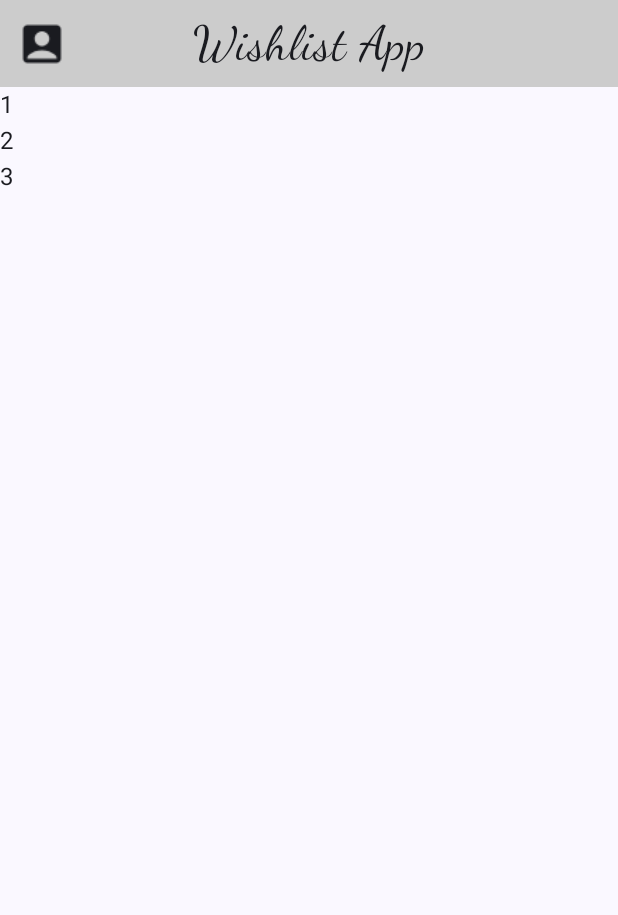
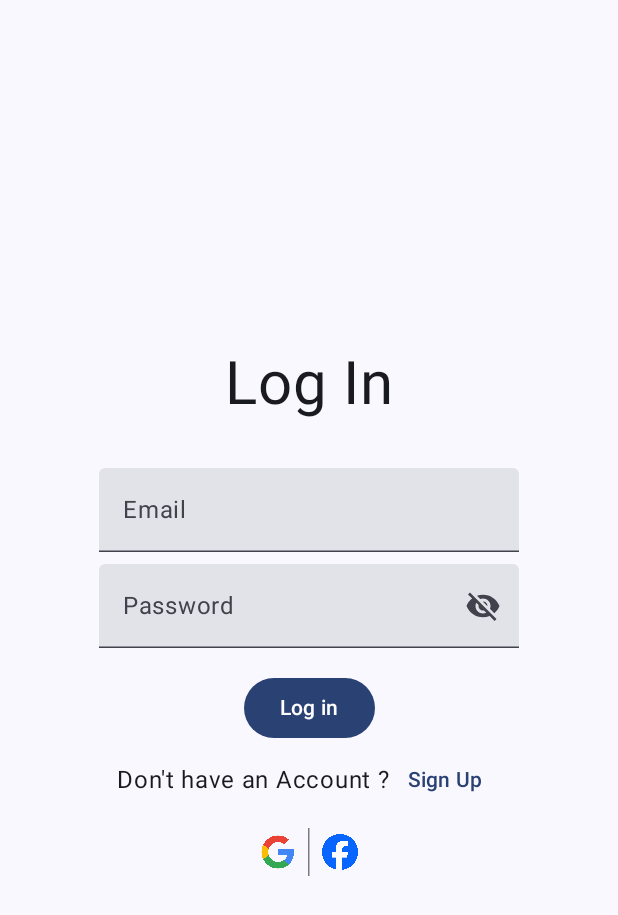
Before and after one commit to Jaidatt007/Wishlist_App, an Android app built with Jetpack Compose: the screen it shows after launch (MainActivity), on a phone screen of 412 x 824 dp. Shown: the top 915 px of the screen. Run offline under Robolectric (Android 15) with nearby library versions, the phone set to English and light mode, and no system bars; our stand-ins replace Firebase (no records; nobody signed in at launch, a user with empty details on screens opened directly), livedata-compose.

Commit message:
Firebase email pass authentication , login and signup added

```diff
--- a/app/src/main/java/com/example/wishlistapplication/MainActivity.kt
+++ b/app/src/main/java/com/example/wishlistapplication/MainActivity.kt
@@ -4,24 +4,25 @@ import android.os.Bundle
 import androidx.activity.ComponentActivity
 import androidx.activity.compose.setContent
 import androidx.activity.enableEdgeToEdge
+import androidx.activity.viewModels
 import androidx.compose.foundation.layout.fillMaxSize
 import androidx.compose.foundation.layout.padding
 import androidx.compose.material3.Scaffold
-import androidx.compose.material3.Text
-import androidx.compose.runtime.Composable
 import androidx.compose.ui.Modifier
-import androidx.compose.ui.tooling.preview.Preview
-import com.example.wishlistapplication.screens.Home_screen
+import com.example.wishlistapplication.navigation.AuthScreensNavigation
 import com.example.wishlistapplication.ui.theme.WishlistApplicationTheme
+import com.example.wishlistapplication.viewmodel.firebase_auth_viewmodel
 
 class MainActivity : ComponentActivity() {
     override fun onCreate(savedInstanceState: Bundle?) {
         super.onCreate(savedInstanceState)
         enableEdgeToEdge()
+        val authViewModel : firebase_auth_viewmodel by viewModels()
         setContent {
             WishlistApplicationTheme {
                 Scaffold(modifier = Modifier.fillMaxSize()) { innerPadding ->
-                    Home_screen(modifier = Modifier.padding(innerPadding))
+                    AuthScreensNavigation(modifier = Modifier.padding(innerPadding),
+                        authViewModel = authViewModel)
                 }
             }
         }
--- /dev/null
+++ b/app/src/main/java/com/example/wishlistapplication/navigation/auth_navigations.kt
@@ -0,0 +1,41 @@
+package com.example.wishlistapplication.navigation
+
+import androidx.compose.runtime.Composable
+import androidx.compose.ui.Modifier
+import androidx.navigation.compose.NavHost
+import androidx.navigation.compose.composable
+import androidx.navigation.compose.rememberNavController
+import com.example.wishlistapplication.routes.Routes
+import com.example.wishlistapplication.screens.Home_screen
+import com.example.wishlistapplication.screens.LoginScreen
+import com.example.wishlistapplication.screens.SignUpScreen
+import com.example.wishlistapplication.viewmodel.firebase_auth_viewmodel
+
+@Composable
+fun AuthScreensNavigation(modifier: Modifier,
+                          authViewModel : firebase_auth_viewmodel
+){
+
+    val navController = rememberNavController()
+
+    NavHost(navController = navController, startDestination = Routes.loginScreen) {
+        composable(Routes.loginScreen){
+            LoginScreen(modifier = modifier,
+                navController = navController,
+                authViewModel = authViewModel)
+        }
+        composable(Routes.signUpScreen){
+            SignUpScreen(modifier = modifier,
+                navController = navController,
+                authViewModel = authViewModel)
+        }
+        composable(Routes.homeScreen){
+            Home_screen(modifier = modifier,
+                navController = navController,
+                authViewModel = authViewModel)
+        }
+
+    }
+
+
+}
--- /dev/null
+++ b/app/src/main/java/com/example/wishlistapplication/routes/Routes.kt
@@ -0,0 +1,7 @@
+package com.example.wishlistapplication.routes
+
+object Routes {
+    val loginScreen = "LoginScreen"
+    val signUpScreen = "SignUpScreen"
+    val homeScreen = "HomeScreen"
+}
--- /dev/null
+++ b/app/src/main/java/com/example/wishlistapplication/screens/login_Screen.kt
@@ -0,0 +1,158 @@
+package com.example.wishlistapplication.screens
+
+import android.util.Log
+import android.widget.Toast
+import androidx.compose.foundation.Image
+import androidx.compose.foundation.clickable
+import androidx.compose.foundation.layout.Arrangement
+import androidx.compose.foundation.layout.Column
+import androidx.compose.foundation.layout.Row
+import androidx.compose.foundation.layout.Spacer
+import androidx.compose.foundation.layout.fillMaxSize
+import androidx.compose.foundation.layout.height
+import androidx.compose.foundation.layout.padding
+import androidx.compose.foundation.layout.width
+import androidx.compose.foundation.text.KeyboardOptions
+import androidx.compose.material.icons.Icons
+import androidx.compose.material.icons.filled.Visibility
+import androidx.compose.material.icons.filled.VisibilityOff
+import androidx.compose.material3.Button
+import androidx.compose.material3.Icon
+import androidx.compose.material3.IconButton
+import androidx.compose.material3.Text
+import androidx.compose.material3.TextButton
+import androidx.compose.material3.TextField
+import androidx.compose.material3.VerticalDivider
+import androidx.compose.runtime.Composable
+import androidx.compose.runtime.LaunchedEffect
+import androidx.compose.runtime.getValue
+import androidx.compose.runtime.livedata.observeAsState
+import androidx.compose.runtime.mutableStateOf
+import androidx.compose.runtime.remember
+import androidx.compose.runtime.setValue
+import androidx.compose.ui.Alignment
+import androidx.compose.ui.Modifier
+import androidx.compose.ui.platform.LocalContext
+import androidx.compose.ui.res.painterResource
+import androidx.compose.ui.text.input.KeyboardType
+import androidx.compose.ui.text.input.PasswordVisualTransformation
+import androidx.compose.ui.text.input.VisualTransformation
+import androidx.compose.ui.unit.dp
+import androidx.compose.ui.unit.sp
+import androidx.navigation.NavController
+import com.example.wishlistapplication.R
+import com.example.wishlistapplication.routes.Routes
+import com.example.wishlistapplication.viewmodel.AuthState
+import com.example.wishlistapplication.viewmodel.firebase_auth_viewmodel
+
+
+@Composable
+fun LoginScreen(modifier: Modifier,
+                navController: NavController,
+                authViewModel : firebase_auth_viewmodel
+){
+
+    var email by remember { mutableStateOf("") }
+    var password by remember { mutableStateOf("") }
+    var passwordVisible by remember { mutableStateOf(false) }
+
+    val context = LocalContext.current
+
+    val authState = authViewModel.authState.observeAsState()
+
+    LaunchedEffect(authState.value) {
+        when(authState.value) {
+            is AuthState.Authenticated -> {
+                navController.navigate(Routes.homeScreen)
+            } is AuthState.Error -> {
+            Toast.makeText(context, (authState.value as AuthState.Error).message, Toast.LENGTH_SHORT).show()
+        } else -> {
+            Unit
+        }
+        }
+    }
+
+    Column(
+        modifier = modifier.then(Modifier.fillMaxSize()),
+        verticalArrangement = Arrangement.Center,
+        horizontalAlignment = Alignment.CenterHorizontally
+    ) {
+        //Log In Heading
+        Text("Log In", fontSize = 40.sp)
+
+        Spacer(modifier = Modifier.height(32.dp))
+
+        //Email Text Field
+        TextField(value = email,
+            onValueChange = { email = it },
+            label = { Text("Email") }
+        )
+
+        Spacer(modifier = Modifier.height(8.dp))
+
+        //Password Text Field
+        TextField(
+            value = password,
+            onValueChange = { password = it },
+            label = { Text("Password") },
+            visualTransformation = if (passwordVisible) VisualTransformation.None else PasswordVisualTransformation(),
+            keyboardOptions = KeyboardOptions(keyboardType = KeyboardType.Password),
+            trailingIcon = {
+                val passwordVisibilityIcon = if (passwordVisible) {
+                    Icons.Default.Visibility // Icon for visible password
+                } else {
+                    Icons.Default.VisibilityOff // Icon for hidden password
+                }
+                val passwordVisibilityDescription = if (passwordVisible) {
+                    "Hide password"
+                } else {
+                    "Show password"
+                }
+                IconButton(onClick = { passwordVisible = !passwordVisible }) {
+                    Icon(
+                        imageVector = passwordVisibilityIcon,
+                        contentDescription = passwordVisibilityDescription
+                    )
+                }
+            }
+        )
+
+        Spacer(modifier = Modifier.height(16.dp))
+
+        Button(onClick = {
+
+            authViewModel.login(email,password)
+
+            Log.d("LogIn","Successfully Login !")
+        },
+            enabled = authState.value != AuthState.Loading) {
+            Text("Log in")
+        }
+
+        Row(verticalAlignment = Alignment.CenterVertically) {
+            Text("Don't have an Account ?")
+            TextButton(onClick = {
+                navController.navigate(Routes.signUpScreen)
+            }) {
+                Text("Sign Up")
+            }
+        }
+
+        Row(verticalAlignment = Alignment.CenterVertically){
+            Image(painter = painterResource(R.drawable.google),"Google Login",
+                modifier = Modifier.height(24.dp).width(24.dp).clickable {
+                    Toast.makeText(context,"Google Log In", Toast.LENGTH_SHORT).show()
+                })
+
+            VerticalDivider(modifier = Modifier.height(48.dp).padding(8.dp))
+
+            Image(painter = painterResource(R.drawable.facebook),"Facebook Login",
+                modifier = Modifier.height(24.dp).width(24.dp).clickable {
+                    Toast.makeText(context,"Facebook Log In", Toast.LENGTH_SHORT).show()
+                })
+
+        }
+
+    }
+
+}
--- a/app/src/main/java/com/example/wishlistapplication/units/top_app_bar.kt
+++ b/app/src/main/java/com/example/wishlistapplication/units/top_app_bar.kt
@@ -26,7 +26,7 @@ import androidx.compose.ui.unit.sp
 @Composable
 fun Top_app_bar(onAccountIconClick : () -> Unit){
     Box(modifier = Modifier.fillMaxWidth().background(Color.LightGray)
-        .fillMaxHeight(0.07f),
+        .fillMaxHeight(0.077f),
         contentAlignment = Alignment.Center) {
 
         val context = LocalContext.current
--- /dev/null
+++ b/app/src/main/java/com/example/wishlistapplication/viewmodel/firebase_auth_viewmodel.kt
@@ -0,0 +1,80 @@
+package com.example.wishlistapplication.viewmodel
+
+import android.util.Log
+import android.widget.Toast
+import androidx.lifecycle.LiveData
+import androidx.lifecycle.MutableLiveData
+import androidx.lifecycle.ViewModel
+import com.google.firebase.auth.FirebaseAuth
+
+class firebase_auth_viewmodel :ViewModel() {
+
+
+    private val auth  = FirebaseAuth.getInstance()
+    private val _authState = MutableLiveData<AuthState>()
+    var authState : LiveData<AuthState> = _authState
+
+    init {
+        checkAuthStatus()
+    }
+
+    private fun checkAuthStatus(){
+        if(auth.currentUser == null){
+            _authState.value = AuthState.UnAuthenticated
+        }else{
+            _authState.value = AuthState.Authenticated
+        }
+    }
+
+    fun login(email : String, password : String){
+
+        if(email.isEmpty() || password.isEmpty()){
+            _authState.value = AuthState.Error("Email and Password cannot be empty !")
+            return
+        }
+
+        _authState.value = AuthState.Loading
+        auth.signInWithEmailAndPassword(email,password)
+            .addOnCompleteListener { task->
+                if(task.isSuccessful){
+                    _authState.value = AuthState.Authenticated
+                }else{
+                    _authState.value = AuthState.Error(task.exception?.message ?: "Something went wrong !")
+                }
+            }
+    }
+
+    fun signup(email : String, password : String){
+
+        if(email.isEmpty() || password.isEmpty()){
+            _authState.value = AuthState.Error("Email and Password cannot be empty !")
+            return
+        }
+
+        _authState.value = AuthState.Loading
+        auth.createUserWithEmailAndPassword(email,password)
+            .addOnCompleteListener { task->
+                if(task.isSuccessful){
+                    _authState.value = AuthState.Authenticated
+                }else{
+                    _authState.value = AuthState.Error(task.exception?.message ?: "Something went wrong !")
+                }
+                Log.d("SignUp", "Successfully SignUp !")
+            }
+    }
+
+    fun logout(){
+        auth.signOut()
+        _authState.value = AuthState.UnAuthenticated
+
+        Log.d("LogOut","Log Out Successfully !")
+    }
+
+}
+
+sealed class AuthState{
+    object Authenticated : AuthState()
+    object UnAuthenticated : AuthState()
+    object Loading : AuthState()
+    data class Error(val message : String) : AuthState()
+}
--- /dev/null
+++ b/app/src/main/res/drawable/baseline_logout_24.xml
@@ -0,0 +1,5 @@
+<vector xmlns:android="http://schemas.android.com/apk/res/android" android:autoMirrored="true" android:height="24dp" android:tint="#000000" android:viewportHeight="24" android:viewportWidth="24" android:width="24dp">
+
+    <path android:fillColor="@android:color/white" android:pathData="M17,7l-1.41,1.41L18.17,11H8v2h10.17l-2.58,2.58L17,17l5,-5zM4,5h8V3H4c-1.1,0 -2,0.9 -2,2v14c0,1.1 0.9,2 2,2h8v-2H4V5z"/>
+
+</vector>
--- a/build.gradle.kts
+++ b/build.gradle.kts
@@ -3,4 +3,5 @@ plugins {
     alias(libs.plugins.android.application) apply false
     alias(libs.plugins.kotlin.android) apply false
     alias(libs.plugins.kotlin.compose) apply false
+    alias(libs.plugins.google.gms.google.services) apply false
 }
```
Also changed, not shown: app/build.gradle.kts (+10 -0 lines), app/src/main/java/com/example/wishlistapplication/screens/create_account_screen.kt (added, +126 -0 lines), app/src/main/java/com/example/wishlistapplication/screens/home_screen.kt (+25 -2 lines), app/src/main/java/com/example/wishlistapplication/units/drawer_content.kt (+38 -6 lines), gradle/libs.versions.toml (+10 -0 lines), app/src/main/res/drawable/facebook.png (added), app/src/main/res/drawable/google.png (added), 1 other file.
